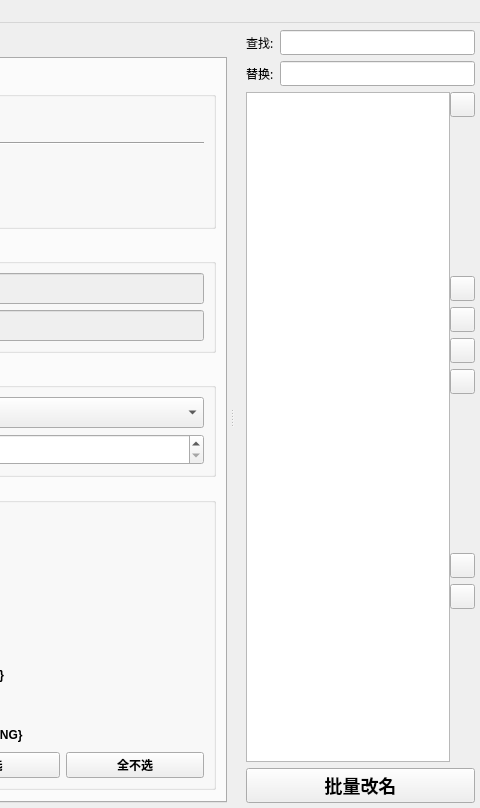
FXTD-ODYSSEY/Unreal-PyToolkit, file Content/Msic/Renamer/renamer.ui: the form before one commit; both pictures show x 251 to 731 and y 0 to 808 of the 731 by 808 pixel window.
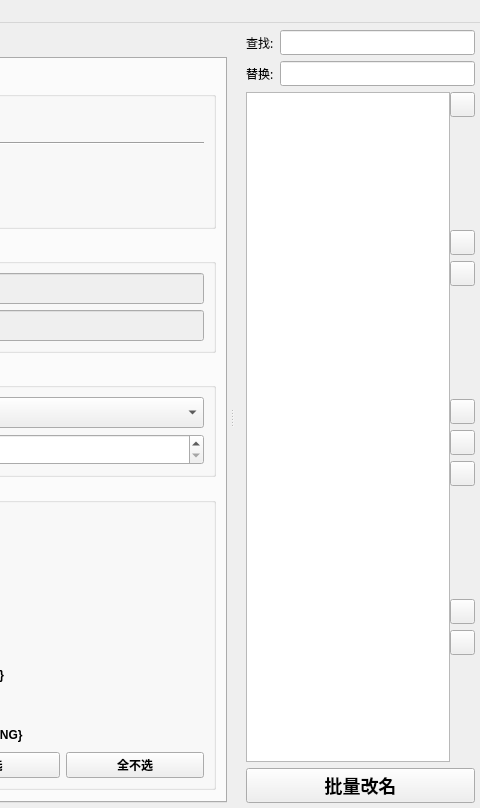
The form after the commit. Custom widgets are drawn as their Qt base class.

Commit message: 更新 renamer 支持 actor 改名

Patch:
```diff
--- a/Content/Msic/Renamer/renamer.ui
+++ b/Content/Msic/Renamer/renamer.ui
@@ -752,6 +752,75 @@
                </property>
               </widget>
              </item>
+             <item>
+              <spacer name="verticalSpacer_5">
+               <property name="orientation">
+                <enum>Qt::Vertical</enum>
+               </property>
+               <property name="sizeHint" stdset="0">
+                <size>
+                 <width>20</width>
+                 <height>40</height>
+                </size>
+               </property>
+              </spacer>
+             </item>
+             <item>
+              <widget class="MPushButton" name="Get_Actor_BTN">
+               <property name="sizePolicy">
+                <sizepolicy hsizetype="Fixed" vsizetype="Fixed">
+                 <horstretch>0</horstretch>
+                 <verstretch>0</verstretch>
+                </sizepolicy>
+               </property>
+               <property name="maximumSize">
+                <size>
+                 <width>25</width>
+                 <height>25</height>
+                </size>
+               </property>
+               <property name="baseSize">
+                <size>
+                 <width>0</width>
+                 <height>0</height>
+                </size>
+               </property>
+               <property name="toolTip">
+                <string>&lt;html&gt;&lt;head/&gt;&lt;body&gt;&lt;p&gt;&lt;span style=&quot; font-weight:600;&quot;&gt;获取文件&lt;/span&gt;&lt;/p&gt;&lt;/body&gt;&lt;/html&gt;</string>
+               </property>
+               <property name="text">
+                <string/>
+               </property>
+              </widget>
+             </item>
+             <item>
+              <widget class="MPushButton" name="Get_Asset_BTN">
+               <property name="sizePolicy">
+                <sizepolicy hsizetype="Fixed" vsizetype="Fixed">
+                 <horstretch>0</horstretch>
+                 <verstretch>0</verstretch>
+                </sizepolicy>
+               </property>
+               <property name="maximumSize">
+                <size>
+                 <width>25</width>
+                 <height>25</height>
+                </size>
+               </property>
+               <property name="baseSize">
+                <size>
+                 <width>0</width>
+                 <height>0</height>
+                </size>
+               </property>
+               <property name="toolTip">
+                <string>&lt;html&gt;&lt;head/&gt;&lt;body&gt;&lt;p&gt;&lt;span style=&quot; font-weight:600;&quot;&gt;获取文件&lt;/span&gt;&lt;/p&gt;&lt;/body&gt;&lt;/html&gt;</string>
+               </property>
+               <property name="text">
+                <string/>
+               </property>
+              </widget>
+             </item>
              <item>
               <spacer name="verticalSpacer_4">
                <property name="orientation">
@@ -765,34 +834,6 @@
                </property>
               </spacer>
              </item>
-             <item>
-              <widget class="MPushButton" name="Get_BTN">
-               <property name="sizePolicy">
-                <sizepolicy hsizetype="Fixed" vsizetype="Fixed">
-                 <horstretch>0</horstretch>
-                 <verstretch>0</verstretch>
-                </sizepolicy>
-               </property>
-               <property name="maximumSize">
-                <size>
-                 <width>25</width>
-                 <height>25</height>
-                </size>
-               </property>
-               <property name="baseSize">
-                <size>
-                 <width>0</width>
-                 <height>0</height>
-                </size>
-               </property>
-               <property name="toolTip">
-                <string>&lt;html&gt;&lt;head/&gt;&lt;body&gt;&lt;p&gt;&lt;span style=&quot; font-weight:600;&quot;&gt;获取文件&lt;/span&gt;&lt;/p&gt;&lt;/body&gt;&lt;/html&gt;</string>
-               </property>
-               <property name="text">
-                <string/>
-               </property>
-              </widget>
-             </item>
              <item>
               <widget class="MPushButton" name="Find_BTN">
                <property name="sizePolicy">
```
Left out of the diff: 16 changed lines with no effect on the pictures. The commit also changes 1 other file.
